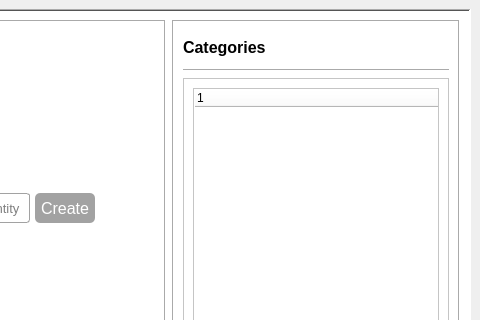
Above: assets/ui/GenBBS_catg1.ui from Ano-ly/GenBBS before the change; both pictures show x 286 to 766 and y 0 to 320 of the 766 by 571 pixel window. Below: the same form after it.
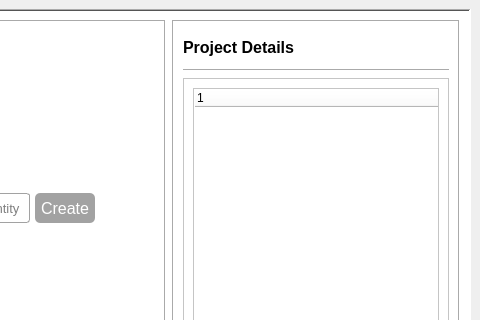
That is the form after the change. Icons and pictures are not drawn.

Patch:
```diff
--- a/assets/ui/GenBBS_catg1.ui
+++ b/assets/ui/GenBBS_catg1.ui
@@ -1726,7 +1726,7 @@
              </font>
             </property>
             <property name="text">
-             <string>Categories</string>
+             <string>Project Details</string>
             </property>
            </widget>
           </item>
```
